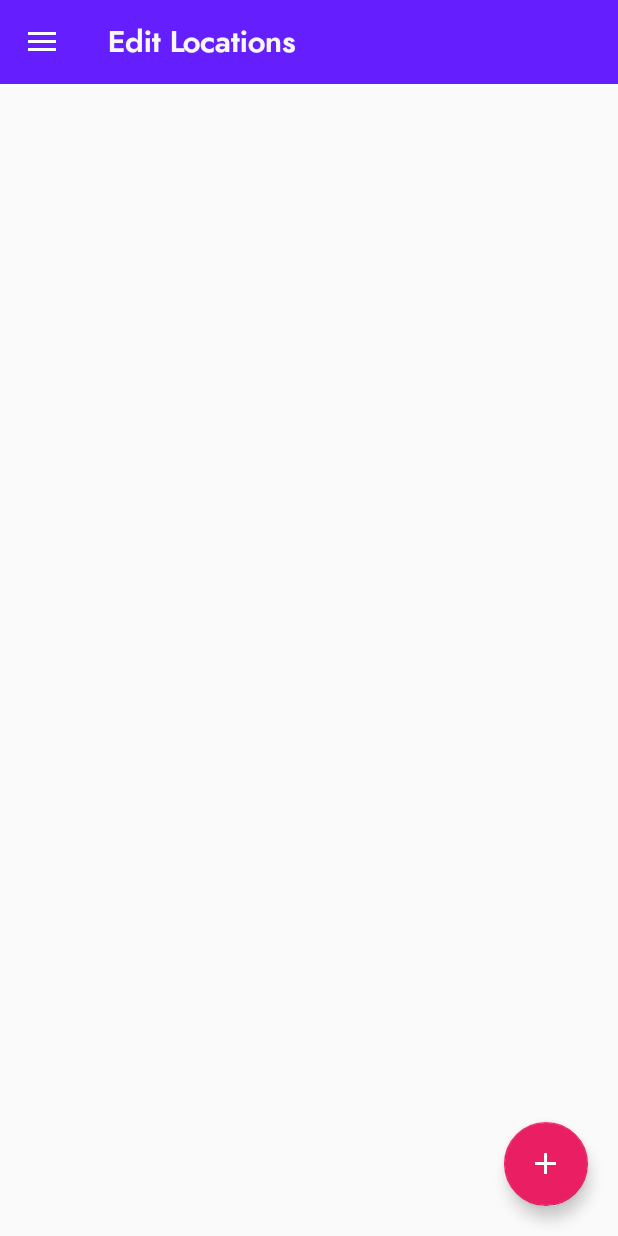
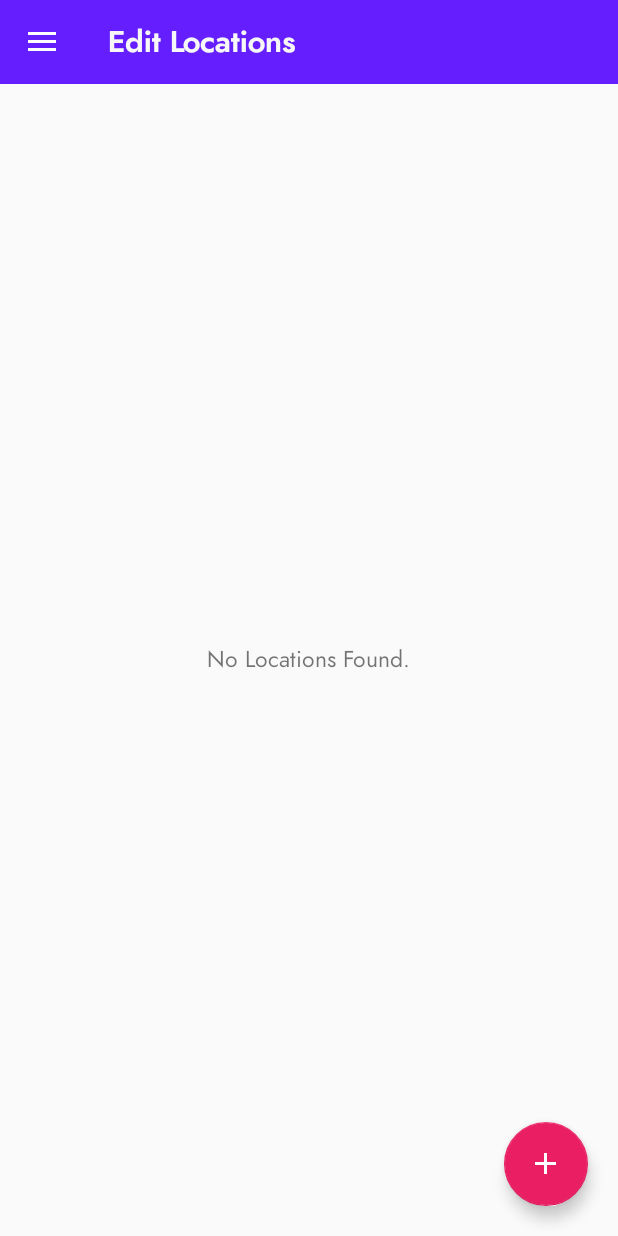
Before and after one commit to scaffeinate/Stormcast-Android, an Android app: the screen it shows after launch (MainActivity), in the side drawer, after a tap on "Edit Locations", on a phone screen of 412 x 824 dp. Run offline under Robolectric (Android 15) with nearby library versions, the phone set to English and light mode, and no system bars; our stand-ins replace data binding.

Commit message:
Finish EditLocation and UpdateLocation functionalities

```diff
--- a/mobile/src/main/java/stormcast/app/phoenix/io/stormcast/Stormcast.java
+++ b/mobile/src/main/java/stormcast/app/phoenix/io/stormcast/Stormcast.java
@@ -7,8 +7,6 @@ import android.graphics.Color;
  */
 
 public final class Stormcast {
-    public static final String DEFAULT_BACKGROUND_COLOR_HEX = "#651FFF";
-    public static final String DEFAULT_TEXT_COLOR_HEX = "#FFFFFF";
-    public static final int DEFAULT_BACKGROUND_COLOR = Color.parseColor(DEFAULT_BACKGROUND_COLOR_HEX);
-    public static final int DEFAULT_TEXT_COLOR = Color.parseColor(DEFAULT_TEXT_COLOR_HEX);
+
+    public static final int LOCATIONS_LOADER_ID = 100;
 }
--- a/mobile/src/main/java/stormcast/app/phoenix/io/stormcast/activities/MainActivity.java
+++ b/mobile/src/main/java/stormcast/app/phoenix/io/stormcast/activities/MainActivity.java
@@ -21,6 +21,7 @@ import android.widget.Toast;
 
 import stormcast.app.phoenix.io.stormcast.R;
 import stormcast.app.phoenix.io.stormcast.databinding.ActivityMainBinding;
+import stormcast.app.phoenix.io.stormcast.fragments.EditLocationsFragment;
 import stormcast.app.phoenix.io.stormcast.fragments.ForecastFragment;
 import stormcast.app.phoenix.io.stormcast.views.toolbar.AnimatedActionBarDrawerToggle;
 
@@ -83,6 +84,9 @@ public class MainActivity extends AppCompatActivity
             switch (item.getItemId()) {
                 case R.id.action_forecast:
                     fragment = ForecastFragment.newInstance();
+                    break;
+                case R.id.action_edit_locations:
+                    fragment = EditLocationsFragment.newInstance();
                     break;
             }
 
--- a/mobile/src/main/java/stormcast/app/phoenix/io/stormcast/common/DBMappable.java
+++ b/mobile/src/main/java/stormcast/app/phoenix/io/stormcast/common/DBMappable.java
@@ -10,6 +10,4 @@ import android.database.Cursor;
 public interface DBMappable<T> {
 
     public ContentValues toContentValues();
-
-    public T fromCursor(Cursor cursor);
 }
--- a/mobile/src/main/java/stormcast/app/phoenix/io/stormcast/data/providers/LocationsProvider.java
+++ b/mobile/src/main/java/stormcast/app/phoenix/io/stormcast/data/providers/LocationsProvider.java
@@ -60,7 +60,7 @@ public class LocationsProvider extends ContentProvider {
         Cursor cursor = null;
         switch (match) {
             case LOCATIONS:
-                cursor = db.query(LocationEntry.TABLE_NAME, projection, null,
+                cursor = db.query(LocationEntry.TABLE_NAME, null, null,
                         null, null, null, sortOrder);
                 break;
             case LOCATIONS_WITH_ID:
@@ -136,7 +136,7 @@ public class LocationsProvider extends ContentProvider {
     }
 
     @Override
-    public int update(@NonNull Uri uri, @Nullable ContentValues contentValues, @Nullable String s, @Nullable String[] strings) {
+    public int update(@NonNull Uri uri, @Nullable ContentValues contentValues, @Nullable String where, @Nullable String[] whereArgs) {
         final SQLiteDatabase db = mDbHelper.getWritableDatabase();
         int match = sUriMatcher.match(uri);
         int res = -1;
--- /dev/null
+++ b/mobile/src/main/java/stormcast/app/phoenix/io/stormcast/fragments/EditLocationsFragment.java
@@ -0,0 +1,219 @@
+package stormcast.app.phoenix.io.stormcast.fragments;
+
+import android.content.Context;
+import android.database.Cursor;
+import android.database.sqlite.SQLiteException;
+import android.databinding.DataBindingUtil;
+import android.net.Uri;
+import android.os.Bundle;
+import android.support.annotation.Nullable;
+import android.support.v4.app.Fragment;
+import android.support.v4.app.FragmentManager;
+import android.support.v4.content.Loader;
+import android.support.v7.widget.DividerItemDecoration;
+import android.support.v7.widget.LinearLayoutManager;
+import android.support.v7.widget.RecyclerView;
+import android.support.v7.widget.helper.ItemTouchHelper;
+import android.util.Log;
+import android.view.LayoutInflater;
+import android.view.View;
+import android.view.ViewGroup;
+import android.widget.Toast;
+
+import java.util.ArrayList;
+import java.util.Collections;
+import java.util.List;
+
+import stormcast.app.phoenix.io.stormcast.R;
+import stormcast.app.phoenix.io.stormcast.activities.ToolbarCallbacks;
+import stormcast.app.phoenix.io.stormcast.adapters.LocationsListAdapter;
+import stormcast.app.phoenix.io.stormcast.common.Location;
+import stormcast.app.phoenix.io.stormcast.common.LocationBuilder;
+import stormcast.app.phoenix.io.stormcast.data.PersistenceContract;
+import stormcast.app.phoenix.io.stormcast.databinding.FragmentEditLocationsBinding;
+import stormcast.app.phoenix.io.stormcast.loaders.ContentLoader;
+import stormcast.app.phoenix.io.stormcast.views.drag_drop_list.ItemTouchHelperAdapter;
+import stormcast.app.phoenix.io.stormcast.views.drag_drop_list.ItemTouchHelperCallback;
+import stormcast.app.phoenix.io.stormcast.views.drag_drop_list.OnStartDragListener;
+
+import static android.content.ContentValues.TAG;
+import static stormcast.app.phoenix.io.stormcast.Stormcast.LOCATIONS_LOADER_ID;
+
+/**
+ * Created by sudharti on 1/1/18.
+ */
+
+public class EditLocationsFragment extends Fragment implements ItemTouchHelperAdapter, OnStartDragListener, ContentLoader.ContentLoaderCallback, View.OnClickListener {
+    private Context mContext;
+    private FragmentManager mFragmentManager;
+
+    private RecyclerView.LayoutManager mLayoutManager;
+    private LocationsListAdapter mAdapter;
+    private List<Location> mLocationList;
+
+    private ItemTouchHelper mItemTouchHelper;
+    private ItemTouchHelper.Callback mCallback;
+
+    private FragmentEditLocationsBinding mBinding;
+    private ToolbarCallbacks mToolbarCallbacks;
+    private ContentLoader mContentLoader;
+
+    private int mDeletedPosition = 0;
+
+    public static EditLocationsFragment newInstance() {
+        return new EditLocationsFragment();
+    }
+
+    @Override
+    public void onCreate(@Nullable Bundle savedInstanceState) {
+        super.onCreate(savedInstanceState);
+        mContext = getContext();
+        mLocationList = new ArrayList<>();
+        mContentLoader = new ContentLoader(mContext, this);
+    }
+
+    @Nullable
+    @Override
+    public View onCreateView(LayoutInflater inflater, @Nullable ViewGroup container, @Nullable Bundle savedInstanceState) {
+        mBinding = DataBindingUtil.inflate(inflater, R.layout.fragment_edit_locations, container, false);
+
+        mLayoutManager = new LinearLayoutManager(mContext, LinearLayoutManager.VERTICAL, false);
+        RecyclerView.ItemDecoration itemDecoration = new DividerItemDecoration(mContext, DividerItemDecoration.VERTICAL);
+        mBinding.recyclerViewLocationsList.addItemDecoration(itemDecoration);
+        mBinding.recyclerViewLocationsList.setHasFixedSize(true);
+
+        mAdapter = new LocationsListAdapter(this);
+        mBinding.recyclerViewLocationsList.setAdapter(mAdapter);
+        mBinding.recyclerViewLocationsList.setLayoutManager(mLayoutManager);
+
+        mCallback = new ItemTouchHelperCallback(this);
+        mItemTouchHelper = new ItemTouchHelper(mCallback);
+        mItemTouchHelper.attachToRecyclerView(mBinding.recyclerViewLocationsList);
+
+        mBinding.btnAddLocation.setOnClickListener(this);
+
+        mFragmentManager = getActivity().getSupportFragmentManager();
+        return mBinding.getRoot();
+    }
+
+    @Override
+    public void onActivityCreated(@Nullable Bundle savedInstanceState) {
+        super.onActivityCreated(savedInstanceState);
+        mToolbarCallbacks = (ToolbarCallbacks) getActivity();
+        mToolbarCallbacks.setToolbarTitle(getString(R.string.action_edit_locations));
+    }
+
+    @Override
+    public void onResume() {
+        super.onResume();
+        mLocationList.clear();
+        fetchLocations();
+    }
+
+    @Override
+    public void onItemMove(int fromPosition, int toPosition) {
+        Collections.swap(mLocationList, fromPosition, toPosition);
+        //new ReorderLocationsTask(mPresenter, mLocationModelList, fromPosition, toPosition).execute();
+        mAdapter.notifyItemMoved(fromPosition, toPosition);
+    }
+
+    @Override
+    public void onItemSwipeRight(int position) {
+        Location location = mLocationList.get(position);
+        if (location != null) {
+            this.mDeletedPosition = position;
+            deleteLocation(location);
+        }
+    }
+
+    @Override
+    public void onItemSwipeLeft(int position) {
+        Location location = mLocationList.get(position);
+        mFragmentManager.beginTransaction()
+                .setCustomAnimations(R.anim.slide_left_enter, R.anim.slide_left_exit, R.anim.slide_right_enter, R.anim.slide_right_exit)
+                .replace(R.id.layout_content, AddLocationFragment.newInstance(location))
+                .addToBackStack(null)
+                .commit();
+    }
+
+    @Override
+    public void onStartDrag(RecyclerView.ViewHolder viewHolder) {
+        mItemTouchHelper.startDrag(viewHolder);
+    }
+
+    @Override
+    public void onLoadFinished(Loader loader, Cursor cursor) {
+        switch (loader.getId()) {
+            case LOCATIONS_LOADER_ID:
+                if (cursor == null || cursor.getCount() <= 0) {
+                    showErrorMessage();
+                } else {
+                    cursor.moveToFirst();
+                    while (!cursor.isAfterLast()) {
+                        Location location = LocationBuilder.from(cursor).build();
+                        mLocationList.add(location);
+                        cursor.moveToNext();
+                    }
+                    mAdapter.setLocationList(mLocationList);
+                    showRecyclerView();
+                }
+                break;
+        }
+    }
+
+    private void fetchLocations() {
+        Bundle args = new Bundle();
+        args.putParcelable(ContentLoader.URI_EXTRA, PersistenceContract.LOCATIONS_CONTENT_URI);
+        if (getActivity() != null && getActivity().getSupportLoaderManager() != null) {
+            getActivity().getSupportLoaderManager().restartLoader(LOCATIONS_LOADER_ID, args, mContentLoader);
+        }
+    }
+
+    private void deleteLocation(Location location) {
+        Bundle args = new Bundle();
+        Uri uri = PersistenceContract.LOCATIONS_CONTENT_URI.buildUpon()
+                .appendPath(String.valueOf(location.getId()))
+                .build();
+        args.putParcelable(ContentLoader.URI_EXTRA, uri);
+        if (getActivity() != null && getActivity().getContentResolver() != null) {
+            try {
+                getActivity().getContentResolver().delete(uri, null, null);
+                mLocationList.remove(this.mDeletedPosition);
+                mAdapter.notifyItemRemoved(this.mDeletedPosition);
+                if (mLocationList.isEmpty()) {
+                    showErrorMessage();
+                }
+
+                Toast.makeText(mContext, getString(R.string.location_deleted), Toast.LENGTH_SHORT).show();
+            } catch (UnsupportedOperationException | SQLiteException e) {
+                Log.e(TAG, "Excepion occurred while trying to delete location: " + e.getMessage());
+                Toast.makeText(mContext, getString(R.string.failed_to_delete_location), Toast.LENGTH_SHORT).show();
+            }
+            this.mDeletedPosition = 0;
+        }
+    }
+
+    private void showRecyclerView() {
+        mBinding.recyclerViewLocationsList.setVisibility(View.VISIBLE);
+        mBinding.progressBarLoading.setVisibility(View.GONE);
+        mBinding.textViewErrorMessage.setVisibility(View.GONE);
+    }
+
+    private void showErrorMessage() {
+        mBinding.progressBarLoading.setVisibility(View.GONE);
+        mBinding.recyclerViewLocationsList.setVisibility(View.GONE);
+        mBinding.textViewErrorMessage.setVisibility(View.VISIBLE);
+    }
+
+    @Override
+    public void onClick(View view) {
+        switch (view.getId()) {
+            case R.id.btn_add_location:
+                mFragmentManager.beginTransaction()
+                        .replace(R.id.layout_content, AddLocationFragment.newInstance())
+                        .addToBackStack(null)
+                        .commit();
+                break;
+        }
+    }
+}
--- /dev/null
+++ b/mobile/src/main/java/stormcast/app/phoenix/io/stormcast/loaders/ContentLoader.java
@@ -0,0 +1,57 @@
+package stormcast.app.phoenix.io.stormcast.loaders;
+
+import android.content.Context;
+import android.database.Cursor;
+import android.net.Uri;
+import android.os.Bundle;
+import android.support.v4.app.LoaderManager;
+import android.support.v4.content.CursorLoader;
+import android.support.v4.content.Loader;
+import android.util.Log;
+
+/**
+ * Created by sudharti on 1/1/18.
+ */
+
+public class ContentLoader implements LoaderManager.LoaderCallbacks<Cursor> {
+
+    public static final String URI_EXTRA = "url_extra";
+    private static final String TAG = ContentLoader.class.getSimpleName();
+    private final Context mContext;
+    private final ContentLoaderCallback mCallback;
+
+    public ContentLoader(Context context, ContentLoaderCallback callback) {
+        this.mContext = context;
+        this.mCallback = callback;
+    }
+
+    @Override
+    public Loader<Cursor> onCreateLoader(int id, Bundle args) {
+        Uri uri = (args == null) ? null : (Uri) args.getParcelable(URI_EXTRA);
+        Log.i(TAG, "Fetching content from uri: " + uri);
+        if (uri != null) {
+            return new CursorLoader(mContext, uri, null, null, null, null);
+        }
+
+        return null;
+    }
+
+    @Override
+    public void onLoadFinished(Loader<Cursor> loader, Cursor data) {
+        if (mCallback != null) {
+            mCallback.onLoadFinished(loader, data);
+        }
+    }
+
+    @Override
+    public void onLoaderReset(Loader<Cursor> loader) {
+        // Do nothing
+    }
+
+    /**
+     * ContentLoaderCallback - Callbacks to communicate back to the Activity/Fragment
+     */
+    public interface ContentLoaderCallback {
+        void onLoadFinished(Loader loader, Cursor cursor);
+    }
+}
--- /dev/null
+++ b/mobile/src/main/java/stormcast/app/phoenix/io/stormcast/views/drag_drop_list/ItemTouchHelperAdapter.java
@@ -0,0 +1,13 @@
+package stormcast.app.phoenix.io.stormcast.views.drag_drop_list;
+
+/**
+ * Created by sudharti on 9/24/17.
+ */
+
+public interface ItemTouchHelperAdapter {
+    void onItemMove(int fromPosition, int toPosition);
+
+    void onItemSwipeRight(int position);
+
+    void onItemSwipeLeft(int position);
+}
--- /dev/null
+++ b/mobile/src/main/java/stormcast/app/phoenix/io/stormcast/views/drag_drop_list/OnStartDragListener.java
@@ -0,0 +1,11 @@
+package stormcast.app.phoenix.io.stormcast.views.drag_drop_list;
+
+import android.support.v7.widget.RecyclerView;
+
+/**
+ * Created by sudharti on 9/26/17.
+ */
+
+public interface OnStartDragListener {
+    void onStartDrag(RecyclerView.ViewHolder viewHolder);
+}
--- /dev/null
+++ b/mobile/src/main/res/layout/fragment_edit_locations.xml
@@ -0,0 +1,45 @@
+<?xml version="1.0" encoding="utf-8"?>
+<layout xmlns:android="http://schemas.android.com/apk/res/android"
+    xmlns:app="http://schemas.android.com/apk/res-auto">
+
+    <RelativeLayout
+        android:layout_width="match_parent"
+        android:layout_height="match_parent"
+        android:orientation="vertical">
+
+        <android.support.v7.widget.RecyclerView
+            android:id="@+id/recycler_view_locations_list"
+            android:layout_width="match_parent"
+            android:layout_height="match_parent"
+            android:visibility="invisible" />
+
+        <TextView
+            android:id="@+id/text_view_error_message"
+            style="@style/Caption"
+            android:layout_width="wrap_content"
+            android:layout_height="wrap_content"
+            android:layout_centerInParent="true"
+            android:gravity="center"
+            android:text="@string/no_locations_found_error_message"
+            android:visibility="invisible" />
+
+        <ProgressBar
+            android:id="@+id/progress_bar_loading"
+            style="@style/Widget.AppCompat.ProgressBar"
+            android:layout_width="@dimen/progress_bar_size"
+            android:layout_height="@dimen/progress_bar_size"
+            android:layout_centerInParent="true" />
+
+        <android.support.design.widget.FloatingActionButton
+            android:id="@+id/btn_add_location"
+            android:layout_width="wrap_content"
+            android:layout_height="wrap_content"
+            android:layout_alignParentBottom="true"
+            android:layout_alignParentRight="true"
+            android:layout_margin="@dimen/fragment_home_btn_add_margin"
+            android:clickable="true"
+            android:src="@drawable/ic_plus_white_24dp"
+            app:fabSize="normal"
+            app:rippleColor="@color/colorPrimary" />
+    </RelativeLayout>
+</layout>
--- a/mobile/src/main/res/values/dimens.xml
+++ b/mobile/src/main/res/values/dimens.xml
@@ -30,6 +30,10 @@
     <dimen name="fragment_add_location_tab_pills_margin_top">15dp</dimen>
     <dimen name="fragment_add_location_button_padding">20dp</dimen>
 
+    <!-- item_location -->
+    <dimen name="item_location_padding">15dp</dimen>
+    <dimen name="item_location_bg_text_padding">30dp</dimen>
+
     <!-- dialog_color_picker -->
     <dimen name="dialog_color_picker_padding">25dp</dimen>
     <dimen name="dialog_color_picker_grid_margin_top">20dp</dimen>
--- a/mobile/src/main/res/values/strings.xml
+++ b/mobile/src/main/res/values/strings.xml
@@ -33,4 +33,8 @@
     <!-- messages -->
     <string name="location_saved">Location Saved</string>
     <string name="invalid_location">Invalid Location</string>
+    <string name="failed_to_insert_location">Failed to Insert Location</string>
+    <string name="location_deleted">Location Deleted</string>
+    <string name="failed_to_delete_location">Failed to Delete Location</string>
+    <string name="no_locations_found_error_message">No Locations Found.</string>
 </resources>
--- a/mobile/src/main/res/values/styles.xml
+++ b/mobile/src/main/res/values/styles.xml
@@ -35,6 +35,11 @@
         <item name="android:fontFamily">@font/renner_book</item>
     </style>
 
+    <style name="Caption" parent="Body">
+        <item name="android:textSize">@dimen/font_size_caption</item>
+    </style>
+
+
     <style name="Button">
         <item name="android:textSize">@dimen/font_size_button</item>
         <item name="android:fontFamily">@font/renner_medium</item>
```
Also changed, not shown: mobile/src/main/java/stormcast/app/phoenix/io/stormcast/adapters/LocationsListAdapter.java (added, +88 -0 lines), mobile/src/main/java/stormcast/app/phoenix/io/stormcast/common/Location.java (+3 -9 lines), mobile/src/main/java/stormcast/app/phoenix/io/stormcast/common/LocationBuilder.java (+24 -4 lines), mobile/src/main/java/stormcast/app/phoenix/io/stormcast/fragments/AddLocationFragment.java (+15 -5 lines), mobile/src/main/java/stormcast/app/phoenix/io/stormcast/views/drag_drop_list/ItemTouchHelperCallback.java (added, +77 -0 lines), mobile/src/main/res/layout/item_location.xml (added, +65 -0 lines).
